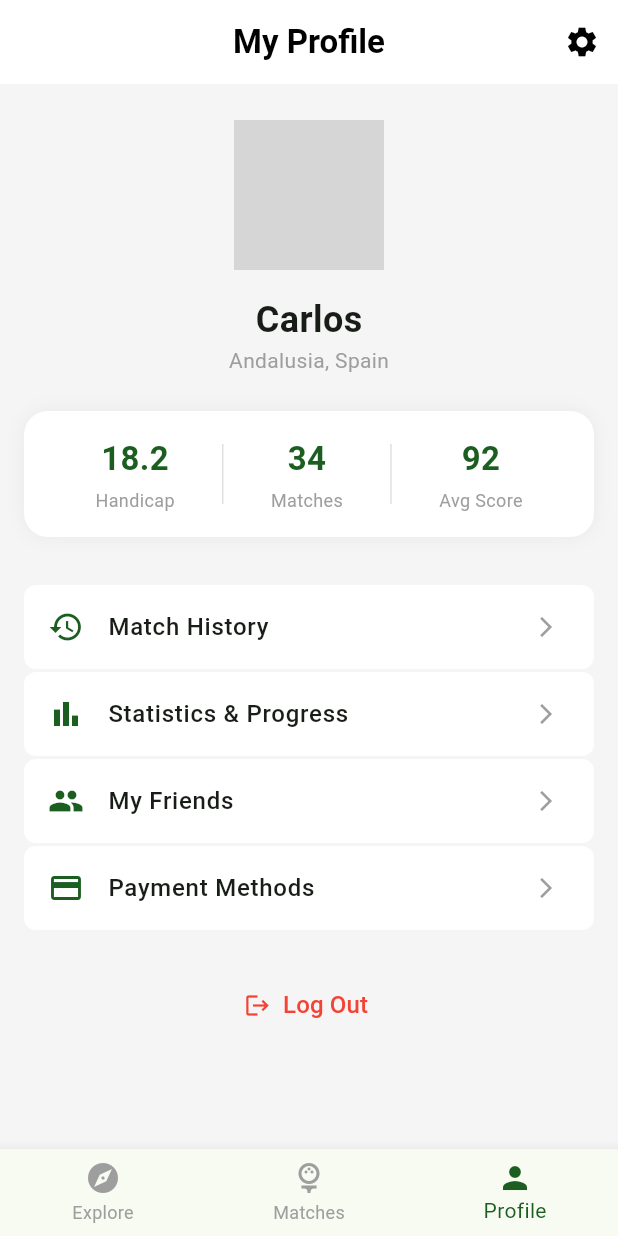
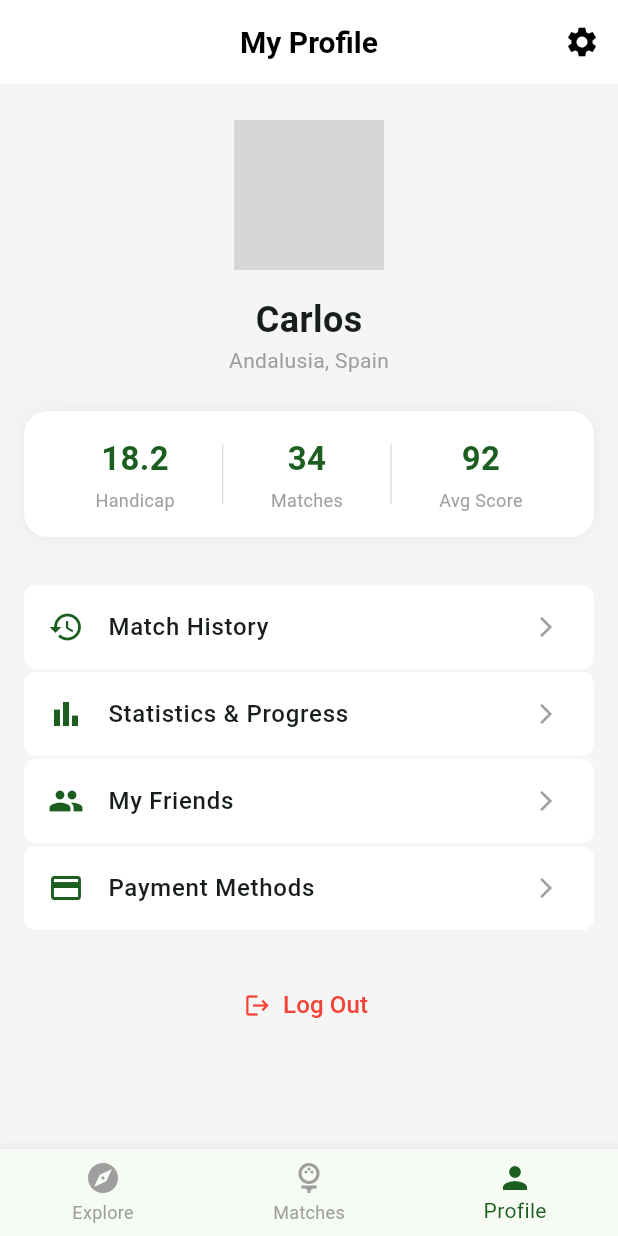
Before and after one commit to rivero035/greenmatch, a Flutter app: the screen it shows after launch, item 3 of the bottom bar chosen, on a phone screen of 412 x 824 dp. Run offline on Flutter 3.47's test engine with Material 3 defaults, Android fonts, the phone set to English and light mode, and no system bars; network calls fail; grey boxes are pictures that could not be loaded.

Commit message:
Upgrade UI: Diseño elegante premium y tarjetas inmersivas

```diff
--- a/lib/main.dart
+++ b/lib/main.dart
@@ -14,9 +14,20 @@ class GreenMatchApp extends StatelessWidget {
       title: 'GreenMatch',
       debugShowCheckedModeBanner: false,
       theme: ThemeData(
-        primaryColor: const Color(0xFF1B5E20),
-        colorScheme: ColorScheme.fromSeed(seedColor: const Color(0xFF1B5E20)),
+        // Fondo gris perlado muy sutil, más elegante que el blanco puro
+        scaffoldBackgroundColor: const Color(0xFFF8F9FA),
+        colorScheme: ColorScheme.fromSeed(
+          seedColor: const Color(0xFF0B3B24), // Verde oscuro premium
+          primary: const Color(0xFF0B3B24),
+          secondary: const Color(0xFFC5A880), // Dorado/Champán
+        ),
         useMaterial3: true,
+        appBarTheme: const AppBarTheme(
+          backgroundColor: Color(0xFFF8F9FA),
+          elevation: 0,
+          iconTheme: IconThemeData(color: Color(0xFF0B3B24)),
+          titleTextStyle: TextStyle(color: Color(0xFF0B3B24), fontSize: 20, fontWeight: FontWeight.w600),
+        ),
       ),
       home: const MainScreen(),
     );
```
Also changed, not shown: lib/widgets/course_card.dart (+60 -21 lines).
